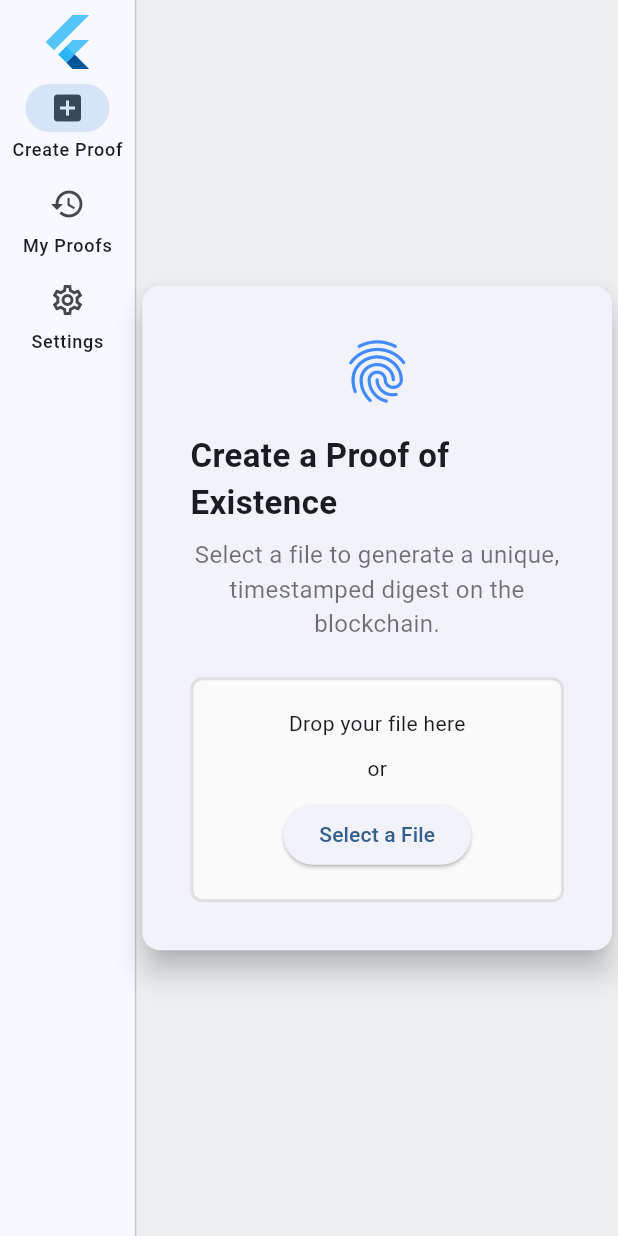
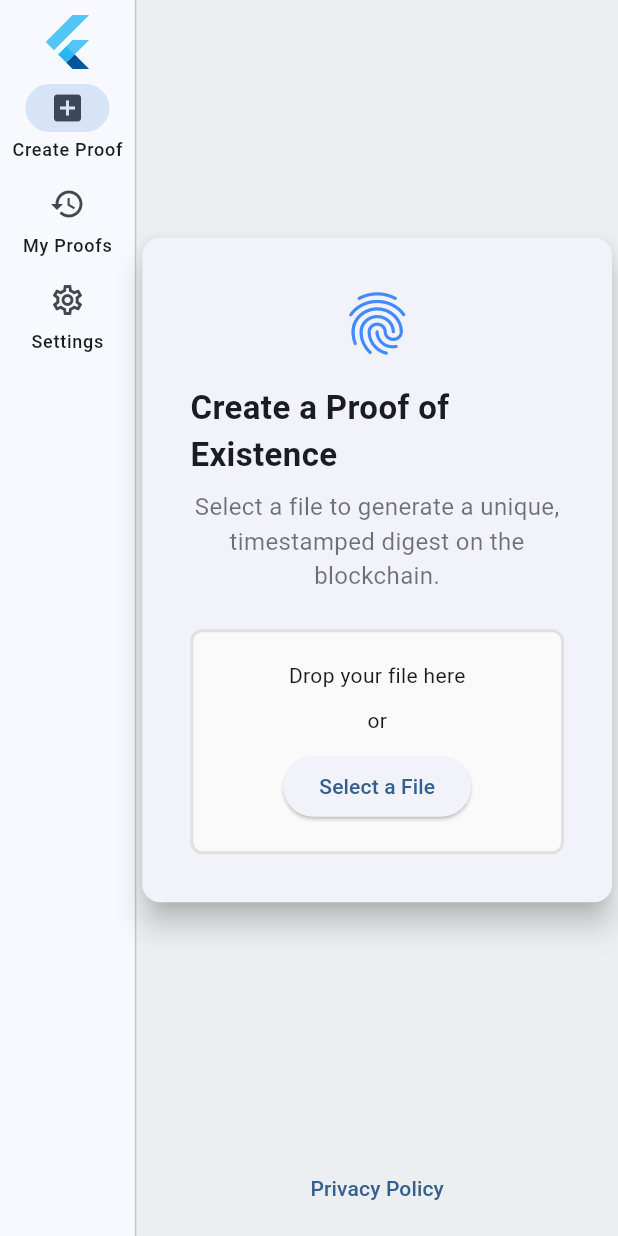
Before and after one commit to autheet/appopreturn, a Flutter app: the screen it shows after launch, on a phone screen of 412 x 824 dp. Run offline on Flutter 3.47's test engine with Material 3 defaults, Android fonts, the light colour scheme and no system bars; our stand-ins replace cloud_functions, file_picker, firebase_core; missing offline and left inert: desktop_drop, receive_sharing_intent; accounts and stored records are empty; generated files the repository leaves out were written again.

Commit message:
privacy policy footer

```diff
--- a/lib/main.dart
+++ b/lib/main.dart
@@ -8,6 +8,7 @@ import 'package:flutter/material.dart';
 import 'package:file_picker/file_picker.dart';
 import 'package:firebase_core/firebase_core.dart';
 import 'package:receive_sharing_intent/receive_sharing_intent.dart';
+import 'package:url_launcher/url_launcher.dart';
 // TODO: copy text possibility, privacy policy, sharing intent handling on mobiles.
 void main() async {
   WidgetsFlutterBinding.ensureInitialized();
@@ -84,8 +85,15 @@ class _AppShellState extends State<AppShell> {
           ),
           const VerticalDivider(thickness: 1, width: 1),
           Expanded(
-            child: Center(
-              child: _widgetOptions.elementAt(_selectedIndex),
+            child: Column(
+              children: [
+                Expanded(
+                  child: Center(
+                    child: _widgetOptions.elementAt(_selectedIndex),
+                  ),
+                ),
+                const Footer(),
+              ],
             ),
           ),
         ],
@@ -303,3 +311,18 @@ class _CreateProofPageState extends State<CreateProofPage> {
     ];
   }
 }
+
+class Footer extends StatelessWidget {
+  const Footer({super.key});
+
+  @override
+  Widget build(BuildContext context) {
+    return Padding(
+      padding: const EdgeInsets.all(8.0),
+      child: TextButton(
+        onPressed: () => launchUrl(Uri.parse('privacy_en.html')),
+        child: const Text('Privacy Policy'),
+      ),
+    );
+  }
+}
--- a/pubspec.yaml
+++ b/pubspec.yaml
@@ -40,6 +40,7 @@ dependencies:
   firebase_core: ^3.15.1
   cloud_functions: ^5.6.1
   crypto: ^3.0.3
+  url_launcher: ^6.3.2
 
 dev_dependencies:
   flutter_test:
```
Also changed, not shown: pubspec.lock.
